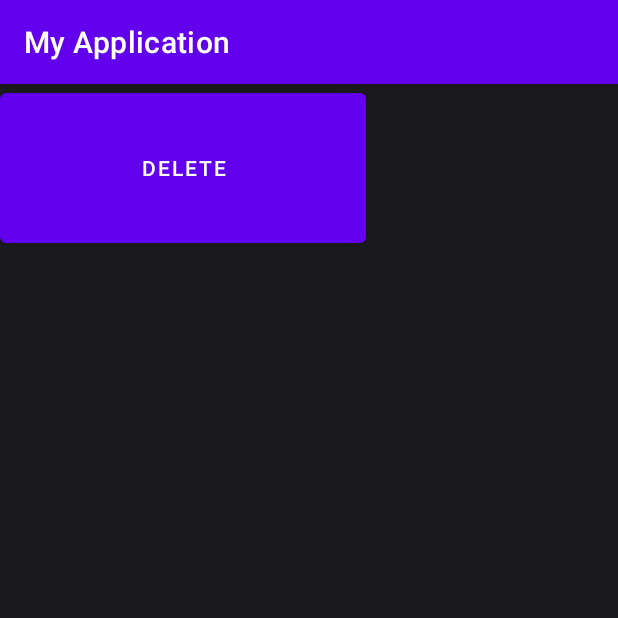
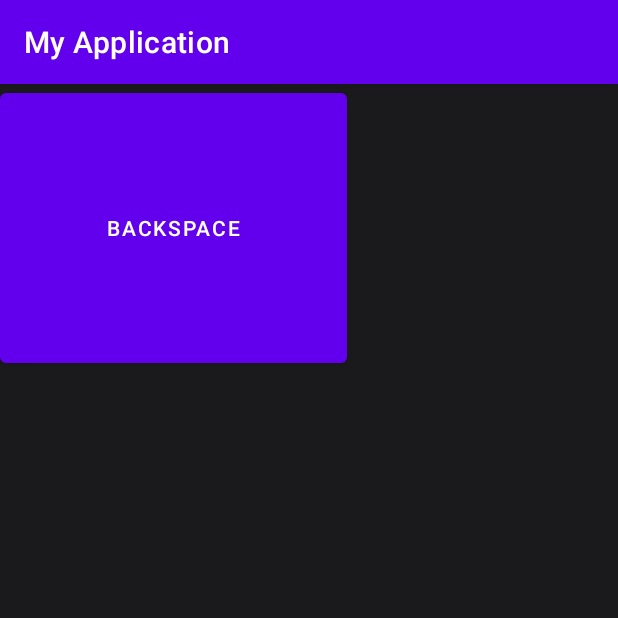
Before and after one commit to themissymeonidis/Lantzos_Lab, an Android app: the screen it shows after launch (MainActivity), on a phone screen of 412 x 824 dp, the top half of it. Run offline under Robolectric (Android 15) with nearby library versions, the phone set to English and light mode, and no system bars.

Commit message:
calculator design3

```diff
--- a/app/src/main/res/layout/activity_main.xml
+++ b/app/src/main/res/layout/activity_main.xml
@@ -233,10 +233,11 @@
         app:layout_constraintVertical_bias="0.512" />
 
     <Button
-        android:id="@+id/button17"
-        android:layout_width="244dp"
-        android:layout_height="112dp"
-        android:text="delete"
-        tools:layout_editor_absoluteX="903dp"
-        tools:layout_editor_absoluteY="1477dp" />
+        android:id="@+id/button18"
+        android:layout_width="231dp"
+        android:layout_height="192dp"
+        android:text="backspace"
+        tools:layout_editor_absoluteX="904dp"
+        tools:layout_editor_absoluteY="1421dp" />
+
 </androidx.constraintlayout.widget.ConstraintLayout>
```
